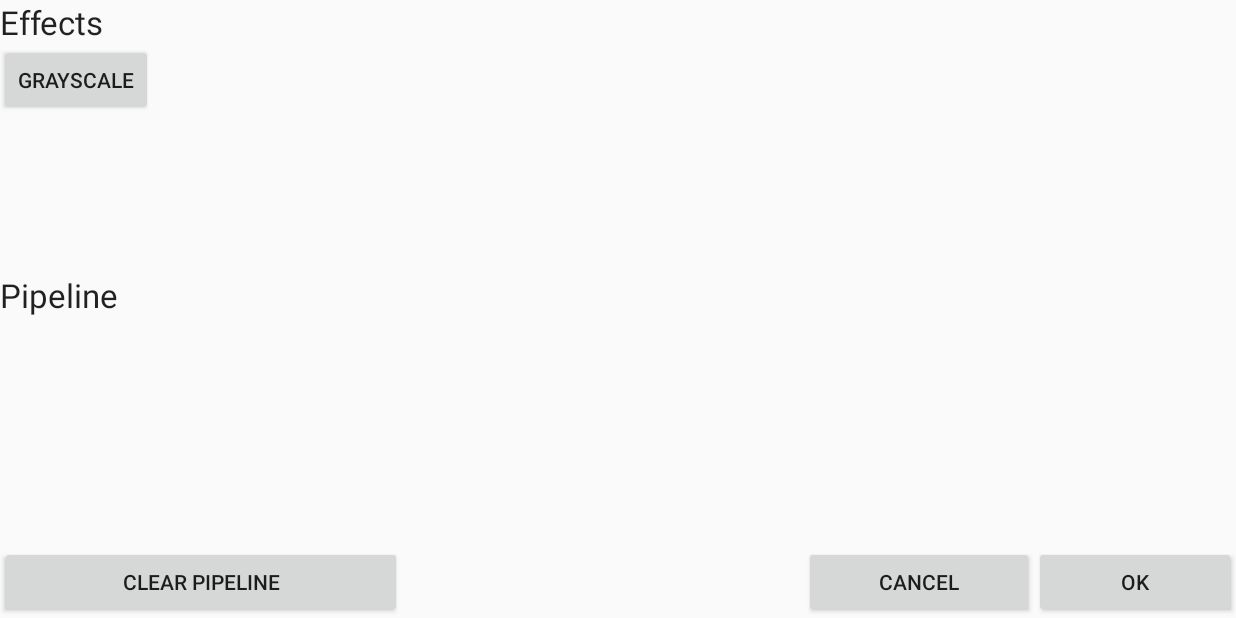
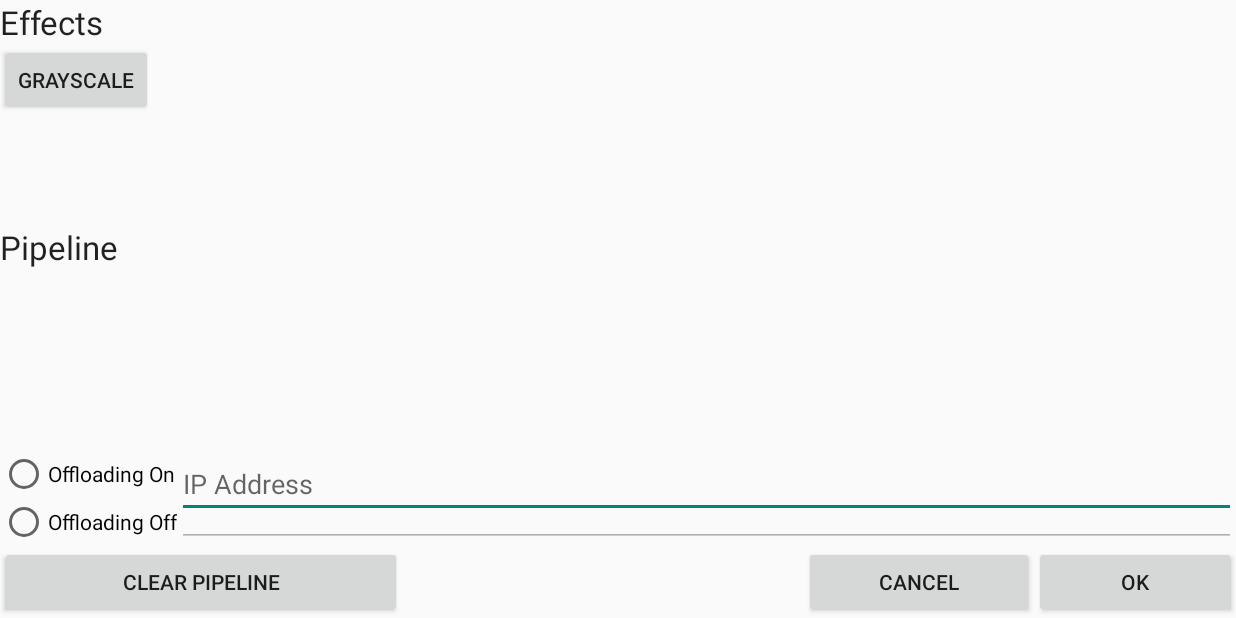
Before and after one commit to farzonl/cs6250, an Android app: the PipelineEditingActivity screen opened directly, with no data from a screen before it, on a phone screen of 824 x 412 dp (held sideways). Run offline under Robolectric (Android 15) with nearby library versions, the phone set to English and light mode, and no system bars; libraries missing offline, so code that uses them is left out: org.apache.avro; 1 statement that could not run was skipped.

Commit message:
first working version, but throws color encoding exceptions

```diff
--- a/app/src/main/java/cs6250/benchmarkingsuite/imageprocessing/cloud/CloudClient.java
+++ b/app/src/main/java/cs6250/benchmarkingsuite/imageprocessing/cloud/CloudClient.java
@@ -15,10 +15,11 @@ import cs6250.benchmarkingsuite.imageprocessing.server.IBenchProtocol;
 
 public class CloudClient implements Runnable {
 
-	final String serverIP = "10.0.1.18";
-	final static int port = 20001;
+
 	NettyTransceiver transceiver;
 	IBenchProtocol.Callback client;
+	public String serverIP;
+	public int port;
 
 	//BandwidthMeasurement bandwidth;
 
--- a/app/src/main/java/cs6250/benchmarkingsuite/imageprocessing/core/PipelineEditingActivity.java
+++ b/app/src/main/java/cs6250/benchmarkingsuite/imageprocessing/core/PipelineEditingActivity.java
@@ -5,6 +5,7 @@ import java.util.ArrayList;
 import cs6250.benchmarkingsuite.imageprocessing.R;
 import cs6250.benchmarkingsuite.imageprocessing.effects.GrayscaleEffect;
 import cs6250.benchmarkingsuite.imageprocessing.effects.Effect;
+import cs6250.benchmarkingsuite.imageprocessing.cloud.CloudClientSingelton;
 
 import android.app.Activity;
 import android.content.Intent;
@@ -14,7 +15,9 @@ import android.view.View;
 import android.view.View.OnClickListener;
 import android.view.ViewParent;
 import android.widget.Button;
+import android.widget.RadioButton;
 import android.widget.LinearLayout;
+import android.widget.EditText;
 
 /**
  * Activity where the user is able to edit the pipeline by inserting and removing effects.
@@ -26,6 +29,7 @@ public class PipelineEditingActivity extends Activity implements OnClickListener
 	//The effects view and the pipeline view.
 	LinearLayout effectsLinearLayout;
 	LinearLayout pipelineLinearLayout;
+	LinearLayout cloudEnableLayout;
 
 	//Effect buttons
 	Button buttonNone;
@@ -35,21 +39,26 @@ public class PipelineEditingActivity extends Activity implements OnClickListener
 	Button buttonClearPipeline;
 	Button buttonCancel;
 	Button buttonOk;
+	RadioButton  CloudOnRBtn;
+	RadioButton  CloudOffRBtn;
+
+	EditText ipTextBox;
+	EditText portTextBox;
 
 	//Current pipeline
 	ArrayList<Effect> effects;
-
 
 	@Override
 	public void onCreate(Bundle savedInstanceState) {
 		super.onCreate(savedInstanceState);
 		this.setContentView(R.layout.activity_pipeline_editting);
-
 		//Gets the views from the layout
 		effectsLinearLayout = this.findViewById(R.id.effectsLinearLayout);
 		pipelineLinearLayout = this.findViewById(R.id.pipelinesLinearLayout);
-
+		cloudEnableLayout = this.findViewById(R.id.cloudEnableLayout);
 		effects = (ArrayList<Effect>) this.getIntent().getSerializableExtra("effects");
+		ipTextBox = this.findViewById(R.id.ip_address);
+		portTextBox = this.findViewById(R.id.PortNumber);
 		if(effects == null) {
 			Log.e(TAG, "effects list is null");
 			effects = new ArrayList<Effect>();
@@ -61,6 +70,17 @@ public class PipelineEditingActivity extends Activity implements OnClickListener
 	@Override
 	public void onClick(View v) {
 		ViewParent vp = v.getParent();
+
+		if(vp.equals(cloudEnableLayout))
+		{
+			if( v == CloudOnRBtn)
+			{
+				if(ipTextBox.length() > 7 || portTextBox.length() == 0)
+				{
+					CloudOffRBtn.setChecked(true);
+				}
+			}
+		}
 
 		if(vp.equals(effectsLinearLayout)) {
 			Button newButton = new Button(this);
@@ -90,6 +110,16 @@ public class PipelineEditingActivity extends Activity implements OnClickListener
 				this.setResult(RESULT_CANCELED);
 				this.finish();
 			} else if(v == buttonOk) {
+				if(CloudOnRBtn.isChecked())
+				{
+					String sIpText = ipTextBox.getText().toString();
+					String sPortText = portTextBox.getText().toString();
+					CloudClientSingelton.getInstance(sIpText, sPortText).setUseCloud(true);
+				}
+				if(CloudOffRBtn.isChecked())
+				{
+					CloudClientSingelton.getInstance().setUseCloud(false);
+				}
 				Intent result = new Intent();
 				result.putExtra("result", effects);
 				this.setResult(RESULT_OK, result);
@@ -109,6 +139,28 @@ public class PipelineEditingActivity extends Activity implements OnClickListener
 		effectsLinearLayout.addView(buttonGrayScale);
 
 		//Static Buttons
+		CloudClientSingelton cloudInstance = CloudClientSingelton.getInstance();
+		String ipAddress = cloudInstance.getIPAddress();
+		if(!ipAddress.isEmpty())
+		{
+			ipTextBox.setText(ipAddress);
+		}
+
+		int portNumber = cloudInstance.getPortNumber();
+		if(portNumber != 0)
+		{
+			portTextBox.setText("" + portNumber);
+		}
+
+		CloudOnRBtn = (RadioButton) findViewById(R.id.CloudOnRadBtn);
+		CloudOnRBtn.setChecked(cloudInstance.shouldUseCloud());
+
+		CloudOnRBtn.setOnClickListener(this);
+		CloudOffRBtn = (RadioButton) findViewById(R.id.CloudOffRadBtn);
+		CloudOffRBtn.setOnClickListener(this);
+
+
+
 		buttonClearPipeline = this.findViewById(R.id.button_edit_pipeline_clear);
 		buttonClearPipeline.setOnClickListener(this);
 
--- a/app/src/main/res/layout/activity_pipeline_editting.xml
+++ b/app/src/main/res/layout/activity_pipeline_editting.xml
@@ -47,6 +47,53 @@
     </HorizontalScrollView>
 
     <LinearLayout
+        android:id="@+id/cloudEnableLayout"
+        android:layout_width="match_parent"
+        android:layout_height="wrap_content"
+        android:orientation="horizontal">
+        <RadioGroup
+            android:layout_width="wrap_content"
+            android:layout_height="wrap_content"
+            android:checkedButton="@+id/CloudRadGroup">
+            <RadioButton
+                android:id="@+id/CloudOnRadBtn"
+                android:layout_width="wrap_content"
+                android:layout_height="wrap_content"
+                android:layout_weight="1"
+                android:text="@string/cloud_on"/>
+            <RadioButton
+                android:id="@+id/CloudOffRadBtn"
+                android:layout_width="wrap_content"
+                android:layout_height="wrap_content"
+                android:layout_weight="1"
+                android:text="@string/cloud_off"/>
+        </RadioGroup>
+        <LinearLayout
+            android:layout_width="match_parent"
+            android:layout_height="match_parent"
+            android:orientation="vertical" >
+            <EditText
+                android:id="@+id/ip_address"
+                android:inputType="number|numberDecimal"
+                android:digits="0123456789."
+                android:layout_width="match_parent"
+                android:layout_height="wrap_content"
+                android:hint="IP Address"/>
+            <EditText
+                android:id="@+id/PortNumber"
+                android:inputType="number"
+                android:digits="0123456789"
+                android:layout_width="match_parent"
+                android:layout_height="wrap_content"
+                android:hint="Port Number"/>
+        </LinearLayout>
+        <View
+            android:id="@+id/viewStub0"
+            android:layout_width="0dip"
+            android:layout_height="match_parent"
+            android:layout_weight="2"/>
+    </LinearLayout>
+    <LinearLayout
         android:layout_width="match_parent"
         android:layout_height="wrap_content" >
 
--- a/app/src/main/res/values/strings.xml
+++ b/app/src/main/res/values/strings.xml
@@ -7,4 +7,6 @@
     <string name="clear_pipeline">Clear Pipeline</string>
     <string name="label_cancel">Cancel</string>
     <string name="labal_ok">Ok</string>
+    <string name="cloud_on">Offloading On</string>
+    <string name="cloud_off">Offloading Off</string>
 </resources>
```
Also changed, not shown: app/build.gradle (+13 -0 lines), app/src/main/java/cs6250/benchmarkingsuite/imageprocessing/cloud/CloudClientSingelton.java (+89 -11 lines), app/src/main/java/cs6250/benchmarkingsuite/imageprocessing/core/ImageProcessor.java (+4 -8 lines).
